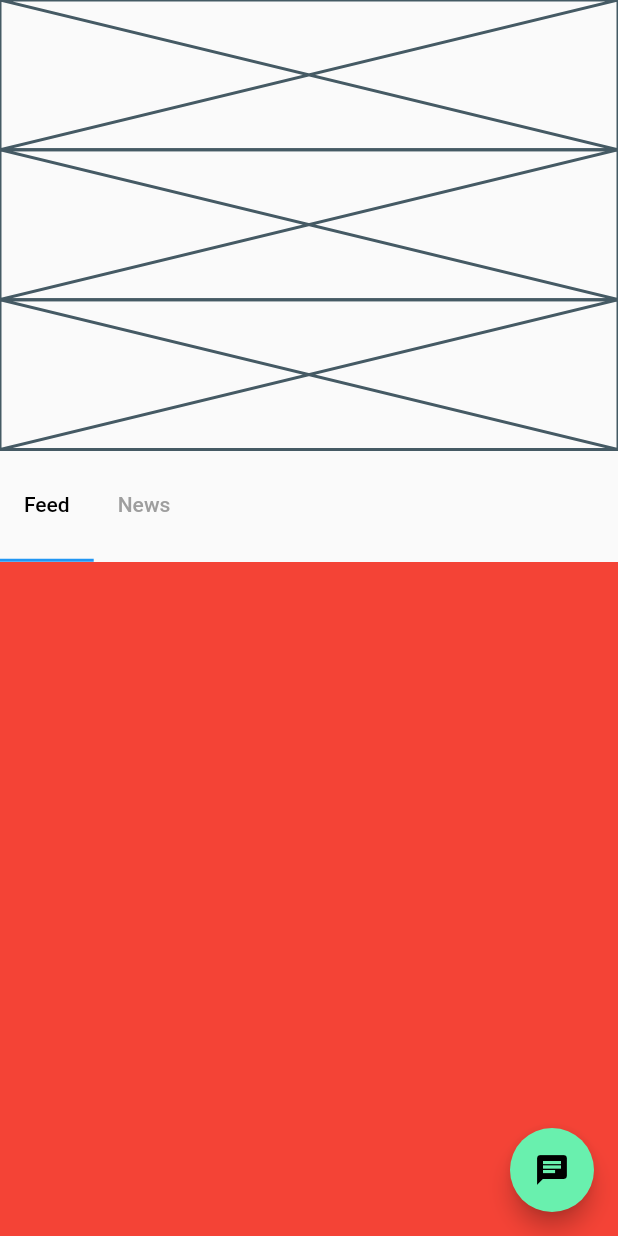
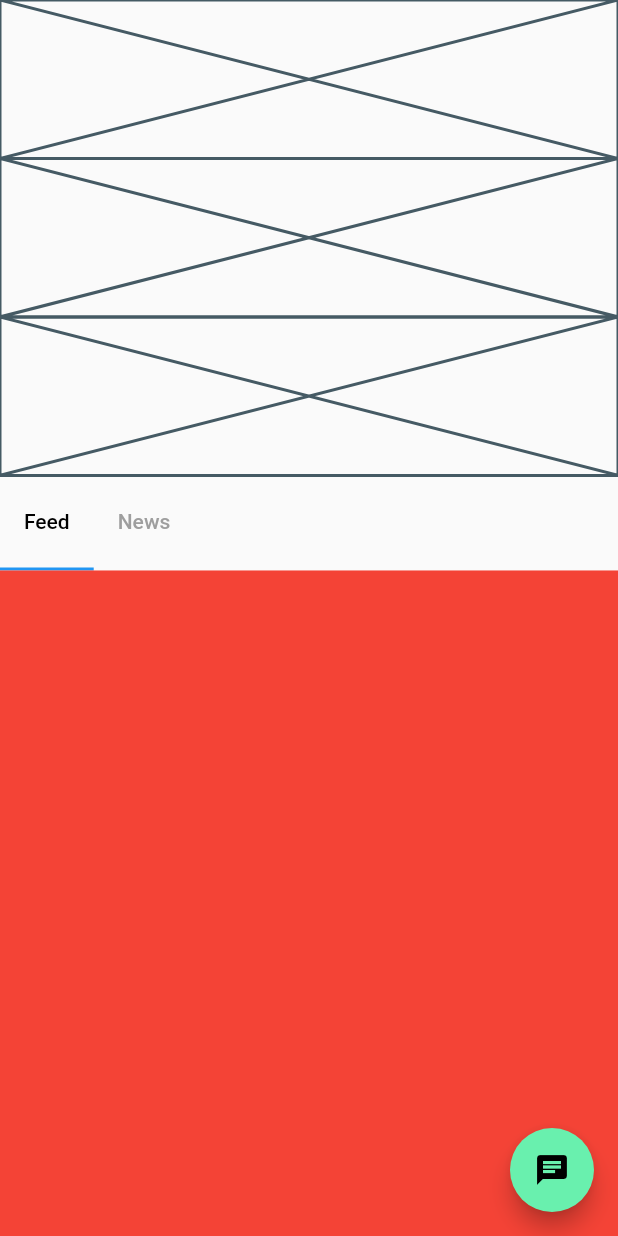
Before and after one commit to JAICHANGPARK/flutter_notebook_11th_story, a Flutter app: the screen it shows after launch, on a phone screen of 412 x 824 dp. Run offline on Flutter 3.47's test engine with Material 2 defaults, Android fonts, the phone set to English and light mode, and no system bars; our stand-ins replace backdrop, badges, flutter_inner_drawer, flutter_slidable, flutter_swiper, google_fonts.

Commit message:
Update irys_home_page.dart

```diff
--- a/lib/ep727_irys_mobile_app/ui/irys_home_page.dart
+++ b/lib/ep727_irys_mobile_app/ui/irys_home_page.dart
@@ -97,10 +97,10 @@ class _IrysHomePageState extends State<IrysHomePage> with SingleTickerProviderSt
             ),
             Positioned(
                 child: Column(
-                  crossAxisAlignment: CrossAxisAlignment.start,
+              crossAxisAlignment: CrossAxisAlignment.start,
               children: [
                 Expanded(
-                    flex: 4,
+                    flex: 5,
                     child: Column(
                       children: [
                         Expanded(child: Placeholder()),
@@ -125,7 +125,7 @@ class _IrysHomePageState extends State<IrysHomePage> with SingleTickerProviderSt
                       ],
                     )),
                 Expanded(
-                    flex: 6,
+                    flex: 7,
                     child: TabBarView(
                       controller: _tabController,
                       children: [
```
